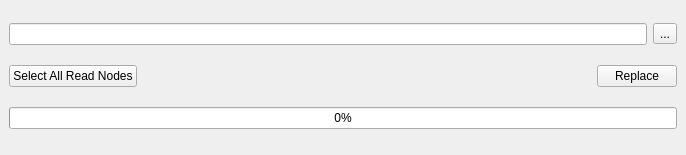
This is ui/main.ui in iceanimations/replaceReadPath as Qt 5 draws it before an edit. The edited form follows.
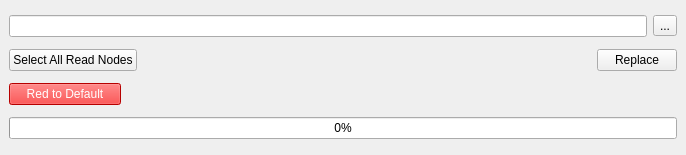
This is the edited form.

Commit message: redToDefault button added

What changed in the file:
```diff
--- a/ui/main.ui
+++ b/ui/main.ui
@@ -60,6 +60,39 @@
       </item>
      </layout>
     </item>
+    <item>
+     <layout class="QHBoxLayout" name="horizontalLayout_3">
+      <item>
+       <widget class="QPushButton" name="rtdButton">
+        <property name="minimumSize">
+         <size>
+          <width>112</width>
+          <height>0</height>
+         </size>
+        </property>
+        <property name="styleSheet">
+         <string>background-color: red; color: white;</string>
+        </property>
+        <property name="text">
+         <string>Red to Default</string>
+        </property>
+       </widget>
+      </item>
+      <item>
+       <spacer name="horizontalSpacer_2">
+        <property name="orientation">
+         <enum>Qt::Horizontal</enum>
+        </property>
+        <property name="sizeHint" stdset="0">
+         <size>
+          <width>40</width>
+          <height>20</height>
+         </size>
+        </property>
+       </spacer>
+      </item>
+     </layout>
+    </item>
     <item>
      <widget class="QProgressBar" name="progressBar">
       <property name="value">
```
The commit also changes 1 other file.
